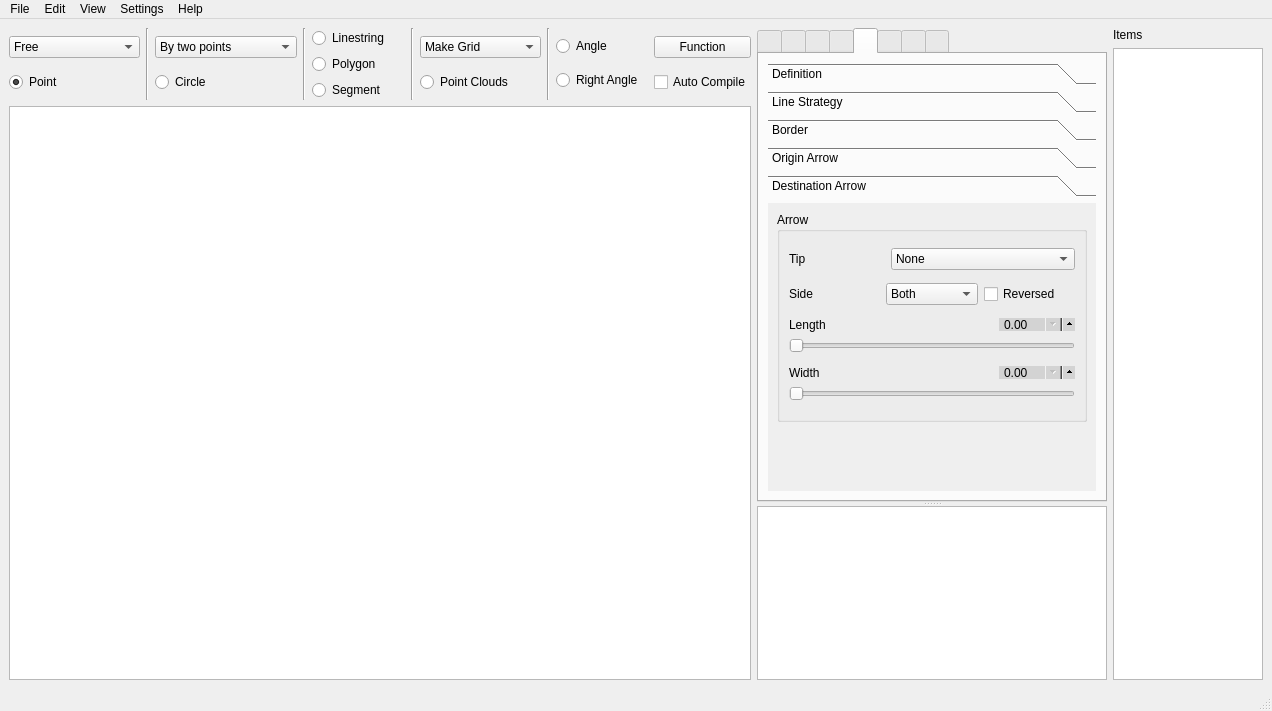
Above: main.ui from csekri/tkzgeom before the change. Below: the same form after it.
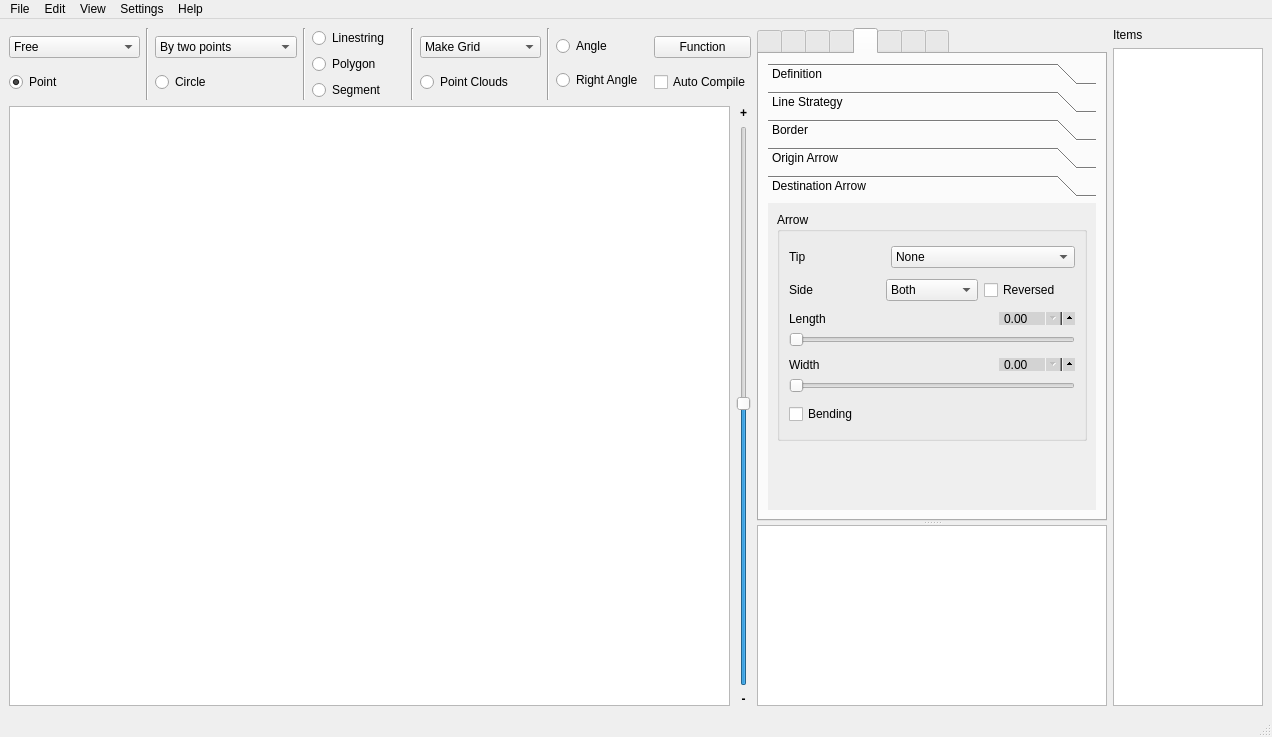
That is the form after the change. The open tabs and pages were chosen to show the change. Icons and pictures are not drawn.

Commit message: Linestring arrow bending added

Patch:
```diff
--- a/main.ui
+++ b/main.ui
@@ -7,7 +7,7 @@
     <x>0</x>
     <y>0</y>
     <width>1272</width>
-    <height>711</height>
+    <height>737</height>
    </rect>
   </property>
   <property name="mouseTracking">
@@ -364,6 +364,8 @@
          </layout>
         </item>
         <item>
+         <layout class="QHBoxLayout" name="horizontalLayout_67">
+          <item>
          <widget class="QGraphicsView" name="graphicsView">
           <property name="mouseTracking">
            <bool>true</bool>
@@ -382,6 +384,36 @@
           </property>
          </widget>
         </item>
+          <item>
+           <layout class="QVBoxLayout" name="verticalLayout_59">
+            <item>
+             <widget class="QLabel" name="label_72">
+              <property name="text">
+               <string>&lt;html&gt;&lt;head/&gt;&lt;body&gt;&lt;p align=&quot;center&quot;&gt;&lt;span style=&quot; font-weight:600;&quot;&gt;+&lt;/span&gt;&lt;/p&gt;&lt;/body&gt;&lt;/html&gt;</string>
+              </property>
+             </widget>
+            </item>
+            <item>
+             <widget class="QSlider" name="zoom_slider">
+              <property name="value">
+               <number>50</number>
+              </property>
+              <property name="orientation">
+               <enum>Qt::Vertical</enum>
+              </property>
+             </widget>
+            </item>
+            <item>
+             <widget class="QLabel" name="label_73">
+              <property name="text">
+               <string>&lt;html&gt;&lt;head/&gt;&lt;body&gt;&lt;p align=&quot;center&quot;&gt;&lt;span style=&quot; font-weight:600;&quot;&gt;-&lt;/span&gt;&lt;/p&gt;&lt;/body&gt;&lt;/html&gt;</string>
+              </property>
+             </widget>
+            </item>
+           </layout>
+          </item>
+         </layout>
+        </item>
        </layout>
       </item>
       <item>
@@ -10254,8 +10286,8 @@
                <rect>
                 <x>0</x>
                 <y>0</y>
-                <width>256</width>
-                <height>222</height>
+                <width>326</width>
+                <height>296</height>
                </rect>
               </property>
               <attribute name="label">
@@ -10671,6 +10703,13 @@
                     </item>
                    </layout>
                   </item>
+                  <item>
+                   <widget class="QCheckBox" name="linestring_d_arrow_bending">
+                    <property name="text">
+                     <string>Bending</string>
+                    </property>
+                   </widget>
+                  </item>
                  </layout>
                 </widget>
                </item>
```
Left out of the diff: 35 changed lines with no effect on the pictures. Lines whose indentation alone changed are shown as unchanged. The commit also changes 5 other files.
